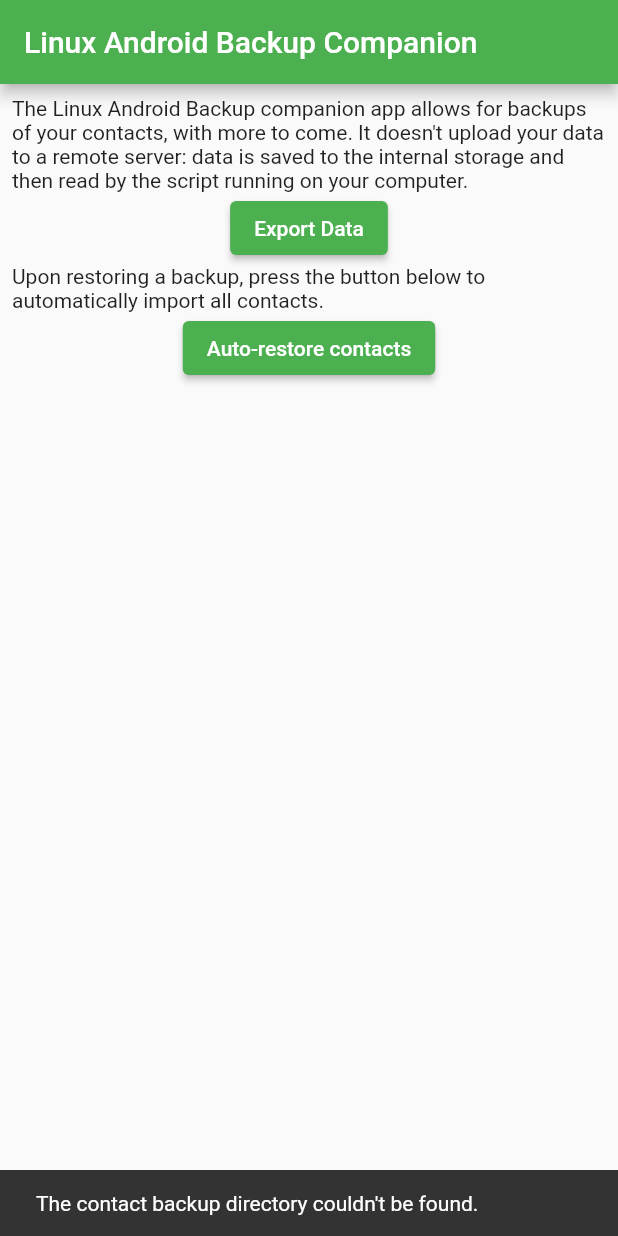
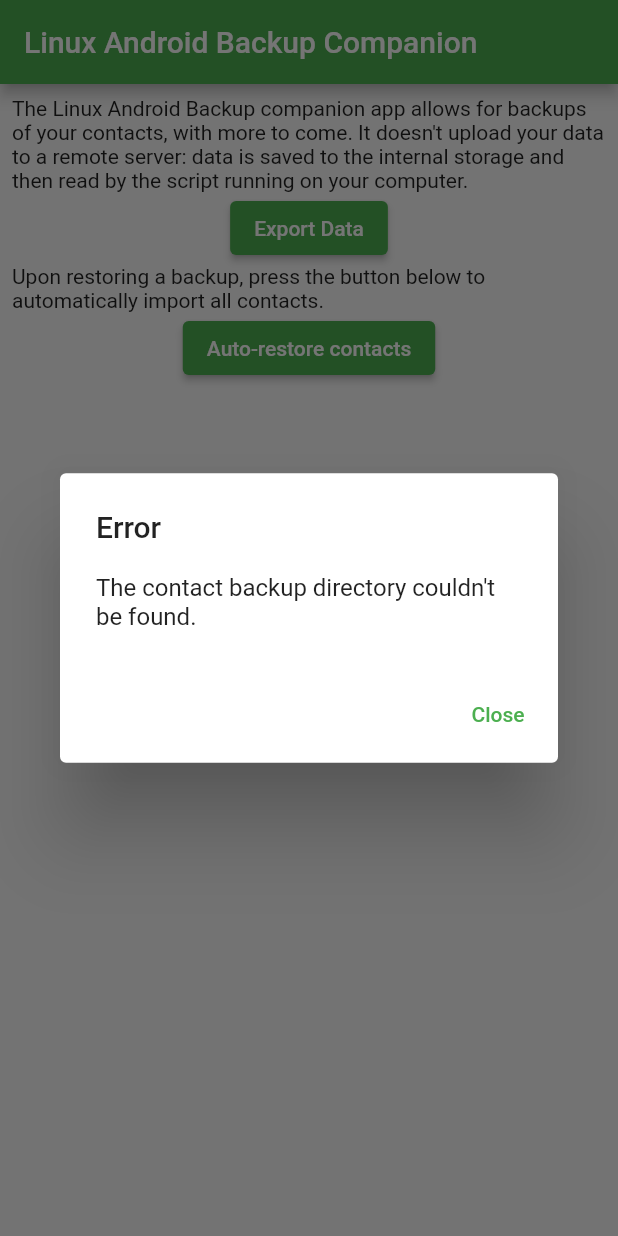
Before and after one commit to mrrfv/open-android-backup, a Flutter app: the screen it shows after launch, after a tap on "Auto-restore contacts", on a phone screen of 412 x 824 dp. Run offline on Flutter 3.47's test engine with Material 2 defaults, Android fonts, the phone set to English and light mode, and no system bars; our stand-ins replace device_info_plus, flutter_contacts, permission_handler.

Commit message:
(mostly) use dialogs instead of snackbars

```diff
--- a/companion_app/lib/main.dart
+++ b/companion_app/lib/main.dart
@@ -67,18 +67,12 @@ class Home extends StatelessWidget {
         file.writeAsString(vCard);
       }
 
-      // Show a snackbar if the export is complete
-      ScaffoldMessenger.of(context).showSnackBar(const SnackBar(
-        content: Text(
-            "Data exported - please continue the backup process on your computer."),
-        duration: Duration(seconds: 60),
-      ));
+      // Show a dialog if the export is complete
+      showInfoDialog(context, "Data Exported",
+          "Please continue the backup process on your computer.");
     } else {
-      ScaffoldMessenger.of(context).showSnackBar(const SnackBar(
-        content:
-            Text("Storage and/or contacts permissions have not been granted."),
-        duration: Duration(seconds: 5),
-      ));
+      showInfoDialog(context, "Error",
+          "Storage and/or contacts permissions have not been granted.");
     }
   }
 
@@ -115,20 +109,31 @@ class Home extends StatelessWidget {
 
         await contactsDir.delete();
 
-        ScaffoldMessenger.of(context).showSnackBar(const SnackBar(
-          content: Text("Data imported."),
-        ));
+        showInfoDialog(context, "Success", "Data has been imported.");
       } else {
-        ScaffoldMessenger.of(context).showSnackBar(const SnackBar(
-          content: Text("The contact backup directory couldn't be found."),
-        ));
+        showInfoDialog(context, "Error",
+            "The contact backup directory couldn't be found.");
       }
     } else {
-      ScaffoldMessenger.of(context).showSnackBar(const SnackBar(
-        content:
-            Text("Storage and/or contacts permissions have not been granted."),
-      ));
+      showInfoDialog(context, "Error",
+          "Storage and/or contacts permissions have not been granted.");
     }
+  }
+
+  void showInfoDialog(BuildContext context, String title, String description) {
+    showDialog<String>(
+      context: context,
+      builder: (BuildContext context) => AlertDialog(
+        title: Text(title),
+        content: Text(description),
+        actions: <Widget>[
+          TextButton(
+            onPressed: () => Navigator.pop(context, 'Close'),
+            child: const Text('Close'),
+          ),
+        ],
+      ),
+    );
   }
 
   @override
```
Also changed, not shown: companion_app/pubspec.lock, 1 other file.
